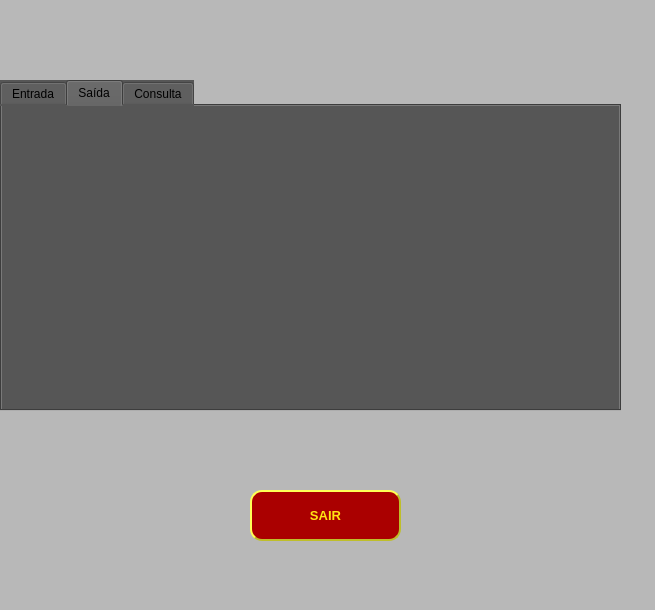
The window that Gestor.ui (DevAugustomelo/Estacionei) describes before a commit, drawn with Qt 5.
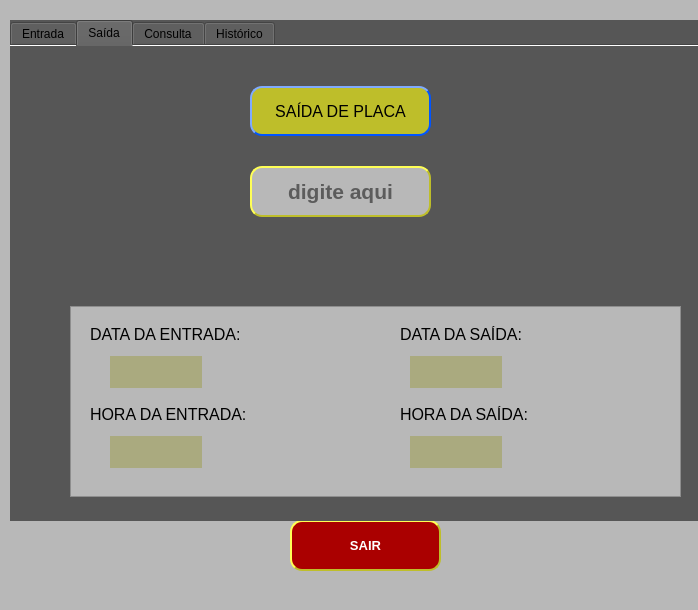
The same window after the commit. The open tabs and pages were chosen to show the change.

Commit message: Adicionado funções de data e hora: * atualizações na interface gráfica melhoria na experiência do usuário.

The edit to the form file:
```diff
--- a/Gestor.ui
+++ b/Gestor.ui
@@ -6,7 +6,7 @@
    <rect>
     <x>0</x>
     <y>0</y>
-    <width>655</width>
+    <width>698</width>
     <height>610</height>
    </rect>
   </property>
@@ -34,8 +34,8 @@
    <widget class="QPushButton" name="pushButton_2">
     <property name="geometry">
      <rect>
-      <x>250</x>
-      <y>490</y>
+      <x>290</x>
+      <y>520</y>
       <width>151</width>
       <height>51</height>
      </rect>
@@ -48,14 +48,26 @@
      </font>
     </property>
     <property name="styleSheet">
-     <string notr="true">background-color: rgb(170, 0, 0);
-color: rgb(255, 228, 19);
-
-
+     <string notr="true">QPushButton {
+background-color: rgb(170, 0, 0);
+color: rgb(255, 255, 255);
 border-radius: 12px;
 border-style: outset;
 border-width: 2px;
-border-color: rgb(190, 190, 42);</string>
+border-color: rgb(190, 190, 42);
+}
+
+QPushButton:hover {
+border-style: outset;
+border-width: 2px;
+border-color: rgb(199, 202, 2);
+background-color: rgb(200, 31, 8);
+}
+
+QPushButton:pressed {
+background-color: rgb(255, 62, 24);
+	font: 10pt &quot;MS Shell Dlg 2&quot;;
+}</string>
     </property>
     <property name="text">
      <string>SAIR</string>
@@ -64,16 +76,19 @@
    <widget class="QTabWidget" name="tabWidget">
     <property name="geometry">
      <rect>
-      <x>0</x>
-      <y>80</y>
-      <width>621</width>
-      <height>331</height>
+      <x>10</x>
+      <y>20</y>
+      <width>701</width>
+      <height>501</height>
      </rect>
     </property>
     <property name="styleSheet">
      <string notr="true">background-color: rgb(86, 86, 86);
 </string>
     </property>
+    <property name="tabPosition">
+     <enum>QTabWidget::North</enum>
+    </property>
     <property name="currentIndex">
      <number>0</number>
     </property>
@@ -83,6 +98,9 @@
       <height>18</height>
      </size>
     </property>
+    <property name="documentMode">
+     <bool>true</bool>
+    </property>
     <widget class="QWidget" name="tab">
      <attribute name="title">
       <string>Entrada</string>
@@ -226,11 +244,359 @@
      <attribute name="title">
       <string>Saída</string>
      </attribute>
+     <widget class="QLabel" name="label_4">
+      <property name="geometry">
+       <rect>
+        <x>240</x>
+        <y>40</y>
+        <width>181</width>
+        <height>50</height>
+       </rect>
+      </property>
+      <property name="minimumSize">
+       <size>
+        <width>150</width>
+        <height>50</height>
+       </size>
+      </property>
+      <property name="font">
+       <font>
+        <family>MS Shell Dlg 2</family>
+        <pointsize>12</pointsize>
+        <weight>9</weight>
+        <italic>false</italic>
+        <bold>false</bold>
+       </font>
+      </property>
+      <property name="styleSheet">
+       <string notr="true">background-color: rgb(190, 190, 42);
+font: 75 12pt &quot;MS Shell Dlg 2&quot;;
+border-radius: 12px;
+border-style: outset;
+border-width: 2px;
+border-color: rgb(0, 85, 255);</string>
+      </property>
+      <property name="text">
+       <string>SAÍDA DE PLACA</string>
+      </property>
+      <property name="alignment">
+       <set>Qt::AlignCenter</set>
+      </property>
+     </widget>
+     <widget class="QLineEdit" name="line_placa_2">
+      <property name="geometry">
+       <rect>
+        <x>240</x>
+        <y>120</y>
+        <width>181</width>
+        <height>51</height>
+       </rect>
+      </property>
+      <property name="font">
+       <font>
+        <pointsize>16</pointsize>
+        <weight>75</weight>
+        <bold>true</bold>
+       </font>
+      </property>
+      <property name="styleSheet">
+       <string notr="true">QLineEdit {
+background-color: rgb(184, 184, 184);
+
+border-radius: 12px;
+border-style: outset;
+border-width: 2px;
+border-color: rgb(190, 190, 42);
+}
+QLineEdit:hover {
+border: 3px solid rgb(170,0,0);
+}
+
+QLineEdit:focus {
+border: 4px solid rgb(0,85,255);
+}</string>
+      </property>
+      <property name="text">
+       <string/>
+      </property>
+      <property name="maxLength">
+       <number>7</number>
+      </property>
+      <property name="frame">
+       <bool>false</bool>
+      </property>
+      <property name="cursorPosition">
+       <number>0</number>
+      </property>
+      <property name="alignment">
+       <set>Qt::AlignCenter</set>
+      </property>
+      <property name="placeholderText">
+       <string>digite aqui</string>
+      </property>
+      <property name="clearButtonEnabled">
+       <bool>false</bool>
+      </property>
+     </widget>
+     <widget class="QLabel" name="lbl_erro_2">
+      <property name="geometry">
+       <rect>
+        <x>210</x>
+        <y>220</y>
+        <width>231</width>
+        <height>20</height>
+       </rect>
+      </property>
+      <property name="font">
+       <font>
+        <pointsize>13</pointsize>
+       </font>
+      </property>
+      <property name="styleSheet">
+       <string notr="true">color: rgb(255, 255, 0);</string>
+      </property>
+      <property name="text">
+       <string/>
+      </property>
+      <property name="alignment">
+       <set>Qt::AlignCenter</set>
+      </property>
+     </widget>
+     <widget class="QFrame" name="frame_2">
+      <property name="geometry">
+       <rect>
+        <x>60</x>
+        <y>260</y>
+        <width>611</width>
+        <height>191</height>
+       </rect>
+      </property>
+      <property name="styleSheet">
+       <string notr="true">background-color: rgb(184, 184, 184);</string>
+      </property>
+      <property name="frameShape">
+       <enum>QFrame::StyledPanel</enum>
+      </property>
+      <property name="frameShadow">
+       <enum>QFrame::Raised</enum>
+      </property>
+      <widget class="QLabel" name="label_5">
+       <property name="geometry">
+        <rect>
+         <x>20</x>
+         <y>20</y>
+         <width>161</width>
+         <height>16</height>
+        </rect>
+       </property>
+       <property name="font">
+        <font>
+         <pointsize>12</pointsize>
+        </font>
+       </property>
+       <property name="text">
+        <string>DATA DA ENTRADA:</string>
+       </property>
+      </widget>
+      <widget class="QLabel" name="label_6">
+       <property name="geometry">
+        <rect>
+         <x>20</x>
+         <y>100</y>
+         <width>161</width>
+         <height>16</height>
+        </rect>
+       </property>
+       <property name="font">
+        <font>
+         <pointsize>12</pointsize>
+        </font>
+       </property>
+       <property name="text">
+        <string>HORA DA ENTRADA:</string>
+       </property>
+      </widget>
+      <widget class="QLabel" name="label_7">
+       <property name="geometry">
+        <rect>
+         <x>330</x>
+         <y>20</y>
+         <width>161</width>
+         <height>16</height>
+        </rect>
+       </property>
+       <property name="font">
+        <font>
+         <pointsize>12</pointsize>
+        </font>
+       </property>
+       <property name="text">
+        <string>DATA DA SAÍDA:</string>
+       </property>
+      </widget>
+      <widget class="QLabel" name="label_8">
+       <property name="geometry">
+        <rect>
+         <x>330</x>
+         <y>100</y>
+         <width>161</width>
+         <height>16</height>
+        </rect>
+       </property>
+       <property name="font">
+        <font>
+         <pointsize>12</pointsize>
+        </font>
+       </property>
+       <property name="text">
+        <string>HORA DA SAÍDA:</string>
+       </property>
+      </widget>
+      <widget class="QLabel" name="lbl_data_entrada">
+       <property name="geometry">
+        <rect>
+         <x>40</x>
+         <y>50</y>
+         <width>92</width>
+         <height>32</height>
+        </rect>
+       </property>
+       <property name="font">
+        <font>
+         <pointsize>12</pointsize>
+        </font>
+       </property>
+       <property name="styleSheet">
+        <string notr="true">background-color: rgb(170, 170, 127);</string>
+       </property>
+       <property name="text">
+        <string/>
+       </property>
+       <property name="alignment">
+        <set>Qt::AlignCenter</set>
+       </property>
+      </widget>
+      <widget class="QLabel" name="lbl_data_saida">
+       <property name="geometry">
+        <rect>
+         <x>340</x>
+         <y>50</y>
+         <width>92</width>
+         <height>32</height>
+        </rect>
+       </property>
+       <property name="font">
+        <font>
+         <pointsize>12</pointsize>
+        </font>
+       </property>
+       <property name="styleSheet">
+        <string notr="true">background-color: rgb(170, 170, 127);</string>
+       </property>
+       <property name="text">
+        <string/>
+       </property>
+       <property name="alignment">
+        <set>Qt::AlignCenter</set>
+       </property>
+      </widget>
+      <widget class="QLabel" name="lbl_hora_entrada">
+       <property name="geometry">
+        <rect>
+         <x>40</x>
+         <y>130</y>
+         <width>92</width>
+         <height>32</height>
+        </rect>
+       </property>
+       <property name="font">
+        <font>
+         <pointsize>12</pointsize>
+        </font>
+       </property>
+       <property name="styleSheet">
+        <string notr="true">background-color: rgb(170, 170, 127);</string>
+       </property>
+       <property name="text">
+        <string/>
+       </property>
+       <property name="alignment">
+        <set>Qt::AlignCenter</set>
+       </property>
+      </widget>
+      <widget class="QLabel" name="lbl_data_2">
+       <property name="geometry">
+        <rect>
+         <x>340</x>
+         <y>130</y>
+         <width>92</width>
+         <height>32</height>
+        </rect>
+       </property>
+       <property name="font">
+        <font>
+         <pointsize>12</pointsize>
+        </font>
+       </property>
+       <property name="styleSheet">
+        <string notr="true">background-color: rgb(170, 170, 127);</string>
+       </property>
+       <property name="text">
+        <string/>
+       </property>
+       <property name="alignment">
+        <set>Qt::AlignCenter</set>
+       </property>
+      </widget>
+     </widget>
     </widget>
     <widget class="QWidget" name="tab_3">
      <attribute name="title">
       <string>Consulta</string>
      </attribute>
+     <widget class="QTableWidget" name="tableWidget">
+      <property name="geometry">
+       <rect>
+        <x>0</x>
+        <y>40</y>
+        <width>691</width>
+        <height>331</height>
+       </rect>
+      </property>
+      <property name="styleSheet">
+       <string notr="true">background-color: rgb(170, 170, 127);</string>
+      </property>
+      <column>
+       <property name="text">
+        <string>Placa</string>
+       </property>
+      </column>
+      <column>
+       <property name="text">
+        <string>Data de Entrada</string>
+       </property>
+      </column>
+      <column>
+       <property name="text">
+        <string>Hora de Entrada</string>
+       </property>
+      </column>
+      <column>
+       <property name="text">
+        <string>Data de Saída</string>
+       </property>
+      </column>
+      <column>
+       <property name="text">
+        <string>Hora de Saída</string>
+       </property>
+      </column>
+     </widget>
+    </widget>
+    <widget class="QWidget" name="tab_4">
+     <attribute name="title">
+      <string>Histórico</string>
+     </attribute>
     </widget>
    </widget>
   </widget>
```
Left out of the diff: 175 changed lines with no effect on the pictures. The commit also changes 3 other files.
